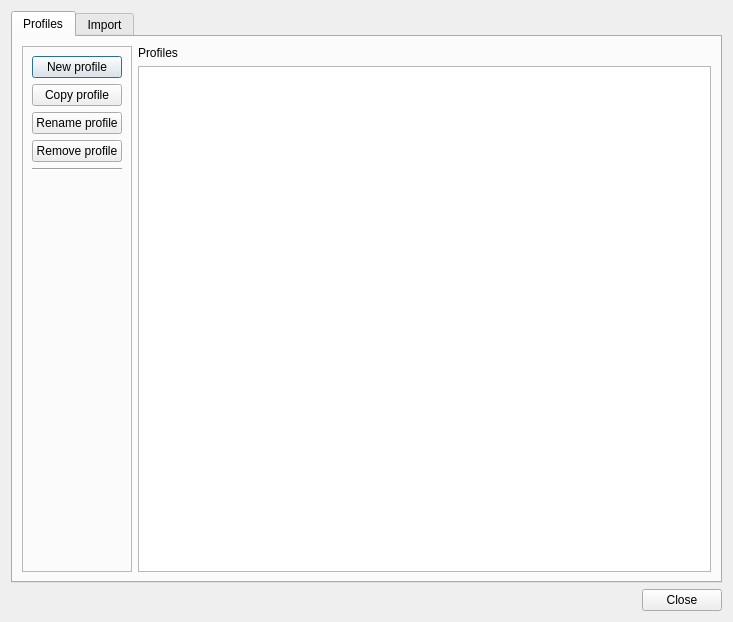
Old version of the form profile_manager/profile_manager_dialog_base.ui in the repository WhereGroup/profile-manager.
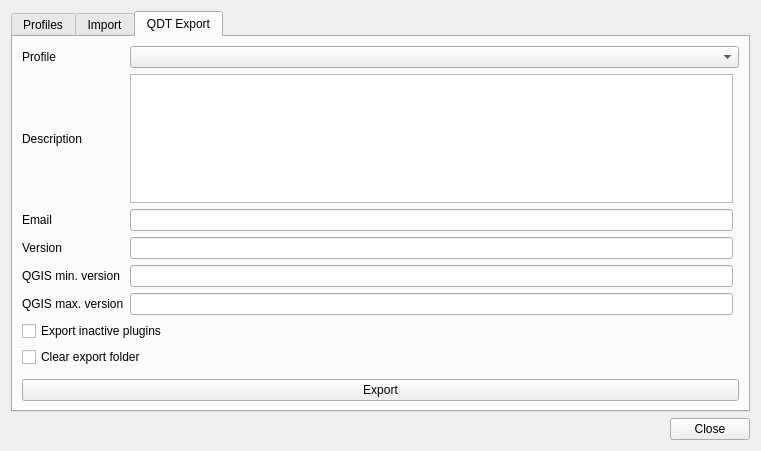
New version of the form. The open tabs and pages were chosen to show the change. Custom widgets are drawn as their Qt base class.

Commit message: feat(qdt profile): add export in GUI

The edit to the form file:
```diff
--- a/profile_manager/profile_manager_dialog_base.ui
+++ b/profile_manager/profile_manager_dialog_base.ui
@@ -6,8 +6,8 @@
    <rect>
     <x>0</x>
     <y>0</y>
-    <width>733</width>
-    <height>622</height>
+    <width>761</width>
+    <height>451</height>
    </rect>
   </property>
   <property name="windowTitle">
@@ -20,7 +20,7 @@
    <item>
     <widget class="QTabWidget" name="tabWidget">
      <property name="currentIndex">
-      <number>0</number>
+      <number>2</number>
      </property>
      <widget class="QWidget" name="tab_profiles">
       <attribute name="title">
@@ -345,6 +345,120 @@
        </item>
       </layout>
      </widget>
+     <widget class="QWidget" name="tab_qdt_export">
+      <attribute name="title">
+       <string>QDT Export</string>
+      </attribute>
+      <layout class="QGridLayout" name="gridLayout">
+       <item row="10" column="0" colspan="3">
+        <spacer name="verticalSpacer_4">
+         <property name="orientation">
+          <enum>Qt::Vertical</enum>
+         </property>
+         <property name="sizeHint" stdset="0">
+          <size>
+           <width>20</width>
+           <height>40</height>
+          </size>
+         </property>
+        </spacer>
+       </item>
+       <item row="9" column="0" colspan="3">
+        <widget class="QPushButton" name="export_qdt_button">
+         <property name="text">
+          <string>Export</string>
+         </property>
+        </widget>
+       </item>
+       <item row="2" column="0">
+        <widget class="QLabel" name="qdt_email_label">
+         <property name="text">
+          <string>Email</string>
+         </property>
+        </widget>
+       </item>
+       <item row="8" column="0" colspan="2">
+        <widget class="QgsFileWidget" name="qdt_file_widget">
+         <property name="storageMode">
+          <enum>QgsFileWidget::GetDirectory</enum>
+         </property>
+        </widget>
+       </item>
+       <item row="0" column="1" colspan="2">
+        <widget class="QComboBox" name="qdt_export_profile_cbx"/>
+       </item>
+       <item row="6" column="0" colspan="2">
+        <widget class="QCheckBox" name="qdt_inactive_plugin_export_checkbox">
+         <property name="text">
+          <string>Export inactive plugins</string>
+         </property>
+        </widget>
+       </item>
+       <item row="2" column="1">
+        <widget class="QLineEdit" name="qdt_email_edit"/>
+       </item>
+       <item row="1" column="1">
+        <widget class="QTextEdit" name="qdt_description_edit"/>
+       </item>
+       <item row="3" column="1">
+        <widget class="QLineEdit" name="qdt_version_edit"/>
+       </item>
+       <item row="0" column="0">
+        <widget class="QLabel" name="qdt_profile_label">
+         <property name="sizePolicy">
+          <sizepolicy hsizetype="Fixed" vsizetype="Preferred">
+           <horstretch>0</horstretch>
+           <verstretch>0</verstretch>
+          </sizepolicy>
+         </property>
+         <property name="text">
+          <string>Profile</string>
+         </property>
+        </widget>
+       </item>
+       <item row="1" column="0">
+        <widget class="QLabel" name="qdt_description_label">
+         <property name="text">
+          <string>Description</string>
+         </property>
+        </widget>
+       </item>
+       <item row="7" column="0" colspan="2">
+        <widget class="QCheckBox" name="qdt_clear_export_folder_checkbox">
+         <property name="text">
+          <string>Clear export folder</string>
+         </property>
+        </widget>
+       </item>
+       <item row="3" column="0">
+        <widget class="QLabel" name="qdt_version_label">
+         <property name="text">
+          <string>Version</string>
+         </property>
+        </widget>
+       </item>
+       <item row="4" column="0">
+        <widget class="QLabel" name="qdt_qgis_min_version_label">
+         <property name="text">
+          <string>QGIS min. version</string>
+         </property>
+        </widget>
+       </item>
+       <item row="5" column="0">
+        <widget class="QLabel" name="qdt_qgis_max_version_label">
+         <property name="text">
+          <string>QGIS max. version</string>
+         </property>
+        </widget>
+       </item>
+       <item row="4" column="1">
+        <widget class="QLineEdit" name="qdt_qgis_min_version_edit"/>
+       </item>
+       <item row="5" column="1">
+        <widget class="QLineEdit" name="qdt_qgis_max_version_edit"/>
+       </item>
+      </layout>
+     </widget>
     </widget>
    </item>
    <item>
@@ -356,6 +470,13 @@
    </item>
   </layout>
  </widget>
+ <customwidgets>
+  <customwidget>
+   <class>QgsFileWidget</class>
+   <extends>QWidget</extends>
+   <header>qgsfilewidget.h</header>
+  </customwidget>
+ </customwidgets>
  <resources/>
  <connections/>
 </ui>
```
Left out of the diff: 2 changed lines with no effect on the pictures. The commit also changes 2 other files.
